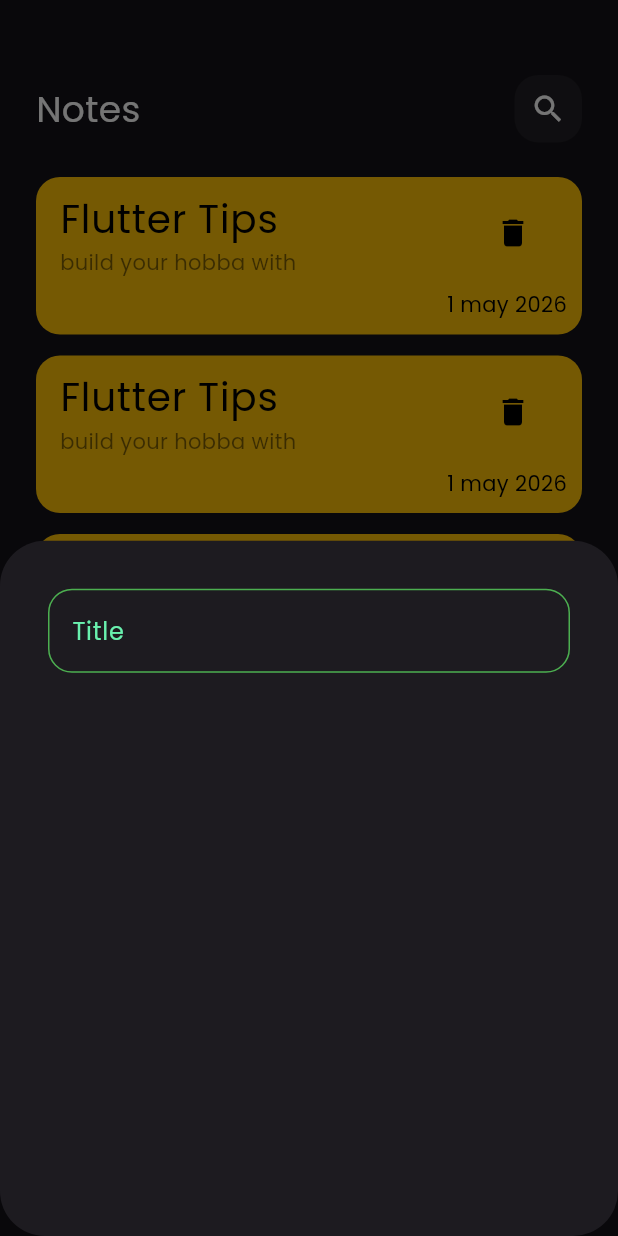
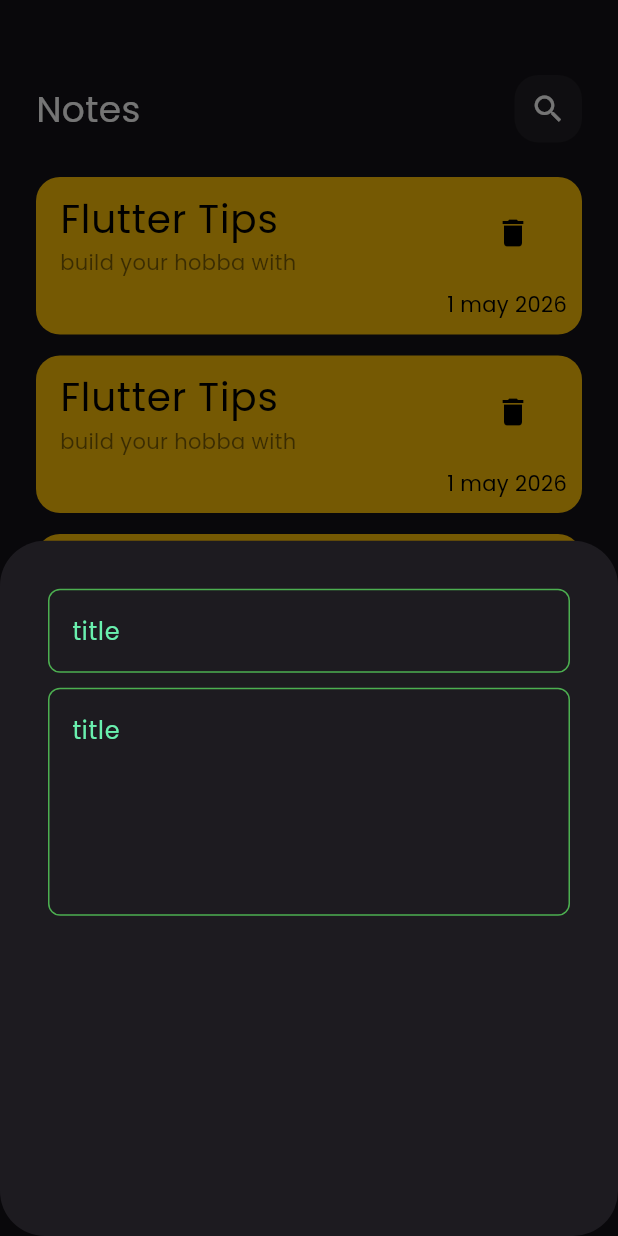
Before and after one commit to hassanmoh262/notes_app, a Flutter app: the screen it shows after launch, after a tap on the "add" icon, on a phone screen of 412 x 824 dp. Run offline on Flutter 3.47's test engine with Material 3 defaults, Android fonts, the phone set to English and light mode, and no system bars.

Commit message:
add fields to notes bottom sheet

```diff
--- a/lib/widgets/add_note_button_sheet.dart
+++ b/lib/widgets/add_note_button_sheet.dart
@@ -8,7 +8,13 @@ class AddNoteButtonSheet extends StatelessWidget {
   Widget build(BuildContext context) {
     return Padding(
       padding: const EdgeInsets.all(32),
-      child: Column(children: [CustomTextField()]),
+      child: Column(
+        children: [
+          CustomTextField(hint: "title"),
+          SizedBox(height: 10),
+          CustomTextField(hint: "title", maxLines: 5),
+        ],
+      ),
     );
   }
 }
--- a/lib/widgets/custom_text_field.dart
+++ b/lib/widgets/custom_text_field.dart
@@ -2,22 +2,24 @@ import 'package:flutter/material.dart';
 import 'package:notes_app/constants.dart';
 
 class CustomTextField extends StatelessWidget {
-  const CustomTextField({super.key});
-
+  const CustomTextField({super.key, required this.hint, this.maxLines = 1});
+  final String hint;
+  final int maxLines;
   @override
   Widget build(BuildContext context) {
     return TextField(
+      maxLines: maxLines,
       cursorColor: KPrimaryColor,
       decoration: InputDecoration(
-        hintText: 'Title',
+        hintText: hint,
         hintStyle: TextStyle(color: KPrimaryColor),
         border: OutlineInputBorder(borderSide: BorderSide(color: Colors.white)),
         enabledBorder: OutlineInputBorder(
           borderSide: BorderSide(color: Colors.green),
-          borderRadius: BorderRadius.circular(16),
+          borderRadius: BorderRadius.circular(8),
         ),
         focusedBorder: OutlineInputBorder(
-          borderRadius: BorderRadius.circular(16),
+          borderRadius: BorderRadius.circular(8),
           borderSide: BorderSide(color: Colors.red),
         ),
       ),
```
